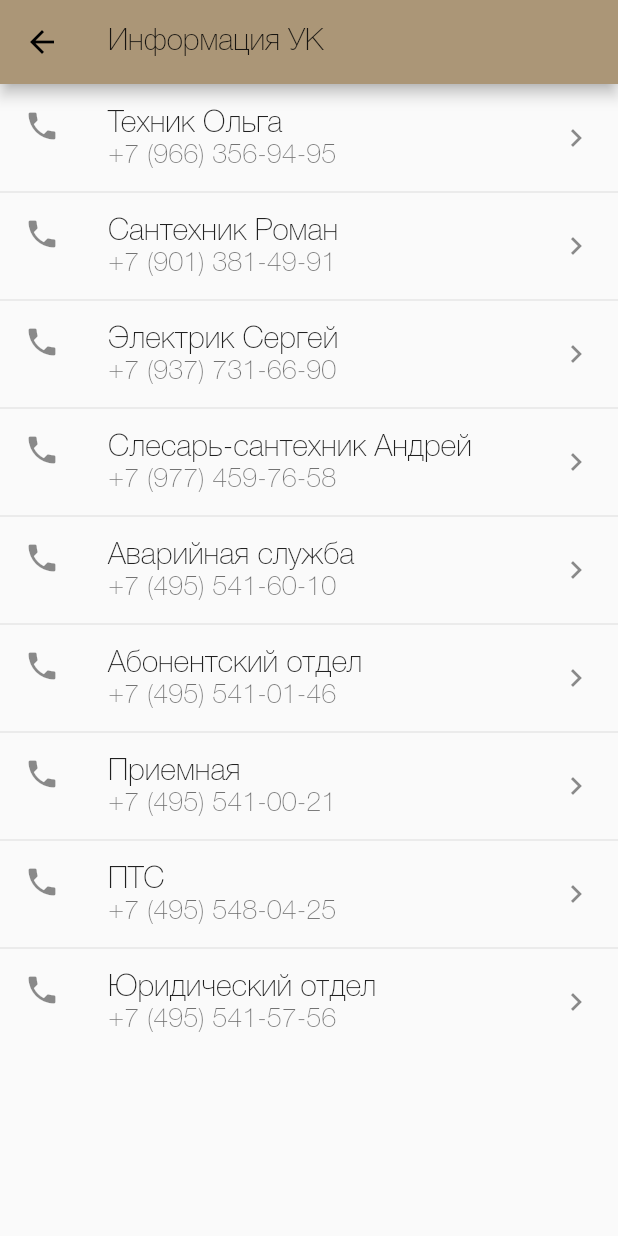
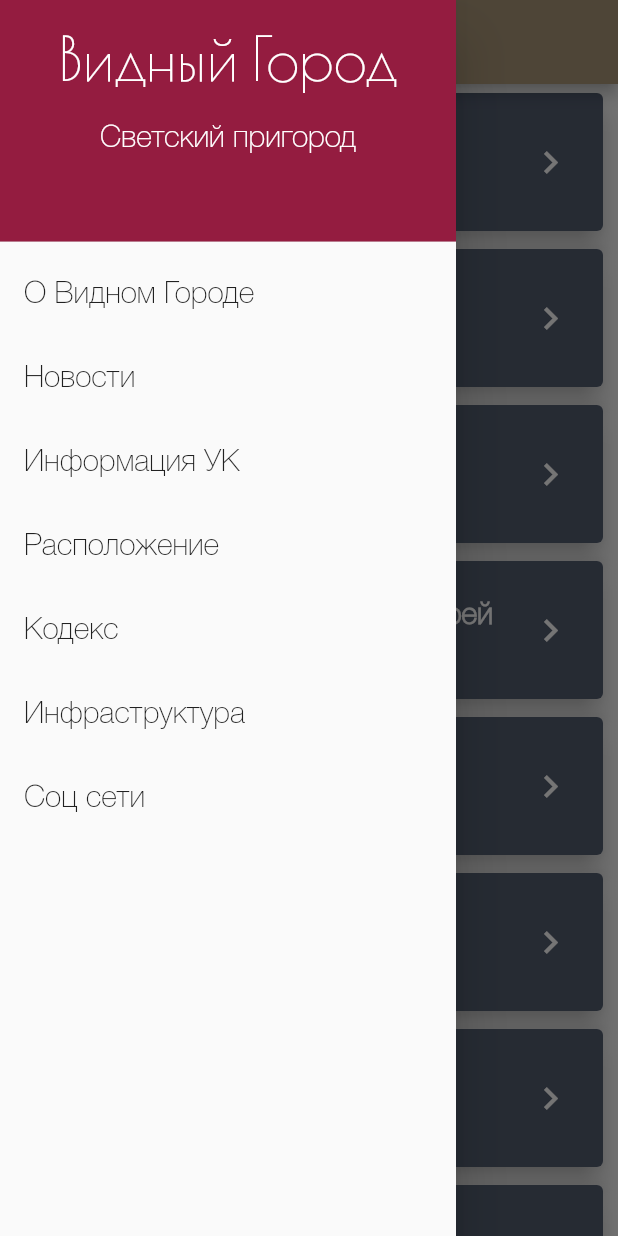
Before and after one commit to pumano/sightly-city, a Flutter app: the ServiceInfoScreen screen opened by its route, with the side drawer open (before the commit the screen has no drawer), on a phone screen of 412 x 824 dp. Run offline on Flutter 3.47's test engine with Material 2 defaults, Android fonts, the phone set to English and light mode, and no system bars; our stand-ins replace flutter_svg.

Commit message:
feat(contacts): add contacts list with basic details

```diff
--- /dev/null
+++ b/lib/models/contact.dart
@@ -0,0 +1,7 @@
+class Contact {
+  String name;
+  String phone;
+  String email;
+
+  Contact({ this.name, this.phone, this.email });
+}
--- /dev/null
+++ b/lib/models/contacts.dart
@@ -0,0 +1,20 @@
+import 'package:sightlycity/models/contact.dart';
+
+List getContacts() {
+  return [
+    Contact(name: "Техник Ольга", phone: "+7 (966) 356-94-95"),
+    Contact(name: 'Сантехник Роман', phone: '+7 (901) 381-49-91'),
+    Contact(name: 'Электрик Сергей', phone: '+7 (937) 731-66-90'),
+    Contact(name: 'Слесарь-сантехник Андрей', phone: '+7 (977) 459-76-58'),
+    //////////////////////
+    Contact(name: 'Аварийная служба', phone: '+7 (495) 541-60-10', email: 'abonent@gkhvidnoe.ru'),
+    Contact(name: 'Абонентский отдел', phone: '+7 (495) 541-01-46'),
+    Contact(name: 'Приемная', phone: '+7 (495) 541-00-21', email: '5410021@mail.ru'),
+    Contact(name: 'ПТС', phone: '+7 (495) 548-04-25', email: 'pts@gkhvidnoe.ru'),
+    Contact(name: 'Юридический отдел', phone: '+7 (495) 541-23-33', email: 'pravo@gkhvidnoe.ru'),
+    Contact(name: 'Отдел кадров', phone: '+7 (495) 541-57-56'),
+    Contact(name: 'Финансово-экономический отдел', phone: '+7 (495) 548-04-34'),
+    Contact(name: 'ЦУ КИПА (домофоны)', phone: '+7 (495) 541-57-56'),
+    Contact(name: 'IT отдел (проблемы с доступом на сайт)', phone: '', email: '4955488977@mail.ru'),
+  ];
+}
--- a/lib/nav_drawer.dart
+++ b/lib/nav_drawer.dart
@@ -40,6 +40,7 @@ class NavigationDrawer extends StatelessWidget {
               // ...
               // Then close the drawer
               Navigator.pop(context);
+              Navigator.of(context).pushReplacementNamed('/');
             },
           ),
           ListTile(
@@ -58,7 +59,7 @@ class NavigationDrawer extends StatelessWidget {
               // ...
               // Then close the drawer
               Navigator.of(context).pop();
-              Navigator.of(context).pushNamed('/serviceinfo');
+              Navigator.of(context).pushReplacementNamed('/serviceinfo');
             },
           ),
           ListTile(
@@ -67,7 +68,8 @@ class NavigationDrawer extends StatelessWidget {
               // Update the state of the app
               // ...
               // Then close the drawer
-              Navigator.pushNamed(context, "/transport");
+              Navigator.of(context).pop();
+              Navigator.pushReplacementNamed(context, "/transport");
             },
           ),
           ListTile(
@@ -76,7 +78,8 @@ class NavigationDrawer extends StatelessWidget {
               // Update the state of the app
               // ...
               // Then close the drawer
-              Navigator.pushNamed(context, "/rules");
+              Navigator.of(context).pop();
+              Navigator.pushReplacementNamed(context, "/rules");
             },
           ),
           ListTile(
--- /dev/null
+++ b/lib/views/contactdetails.screen.dart
@@ -0,0 +1,20 @@
+import 'package:flutter/material.dart';
+import 'package:sightlycity/models/contact.dart';
+
+class ContactDetailsScreen extends StatelessWidget {
+
+  final Contact contact;
+  ContactDetailsScreen({Key key, this.contact}) : super(key: key);
+
+  @override
+  Widget build(BuildContext context) {
+     return Scaffold(
+        appBar: AppBar(
+            title: Text("Детали контакта",
+                style: Theme.of(context).textTheme.subhead)),
+        body: Container(
+          child: Text(contact.name),
+        )
+     );
+  }
+}
--- a/lib/views/rules.screen.dart
+++ b/lib/views/rules.screen.dart
@@ -1,4 +1,5 @@
 import 'package:flutter/material.dart';
+import 'package:sightlycity/nav_drawer.dart';
 
 class RulesScreen extends StatelessWidget {
   const RulesScreen({Key key}) : super(key: key);
@@ -9,6 +10,7 @@ class RulesScreen extends StatelessWidget {
         appBar: AppBar(
           title: Text("Кодекс", style: Theme.of(context).textTheme.subhead),
         ),
+        drawer: NavigationDrawer(),
         body: SingleChildScrollView(
             child: Container(
           padding: EdgeInsets.all(20.0),
--- a/lib/views/serviceinfo.screen.dart
+++ b/lib/views/serviceinfo.screen.dart
@@ -1,7 +1,24 @@
 import 'package:flutter/material.dart';
+import 'package:sightlycity/models/contacts.dart';
+import 'package:sightlycity/nav_drawer.dart';
 
-class ServiceInfoScreen extends StatelessWidget {
+import 'contactdetails.screen.dart';
+
+class ServiceInfoScreen extends StatefulWidget {
   const ServiceInfoScreen({Key key}) : super(key: key);
+
+  @override
+  _ServiceInfoScreenState createState() => _ServiceInfoScreenState();
+}
+
+class _ServiceInfoScreenState extends State<ServiceInfoScreen> {
+  List contacts;
+
+  @override
+  void initState() {
+    contacts = getContacts();
+    super.initState();
+  }
 
   @override
   Widget build(BuildContext context) {
@@ -9,91 +26,56 @@ class ServiceInfoScreen extends StatelessWidget {
         appBar: AppBar(
             title: Text("Информация УК",
                 style: Theme.of(context).textTheme.subhead)),
-        body: ListView(
-            children: ListTile.divideTiles(
-          context: context,
-          tiles: [
-            ListTile(
-                leading: Icon(Icons.phone),
-                title: Text('Техник Ольга'),
-                subtitle: Text('+7 (966) 356-94-95'),
-                trailing: Icon(Icons.keyboard_arrow_right)),
-            ListTile(
-                leading: Icon(Icons.phone),
-                title: Text('Сантехник Роман'),
-                subtitle: Text('+7 (901) 381-49-91'),
-                trailing: Icon(Icons.keyboard_arrow_right)),
-            ListTile(
-                leading: Icon(Icons.phone),
-                title: Text('Электрик Сергей'),
-                subtitle: Text('+7 (937) 731-66-90'),
-                trailing: Icon(Icons.keyboard_arrow_right)),
-            ListTile(
-                leading: Icon(Icons.phone),
-                title: Text('Слесарь-сантехник Андрей'),
-                subtitle: Text('+7 (977) 459-76-58'),
-                trailing: Icon(Icons.keyboard_arrow_right)),
-            //////////////////////
-            ListTile(
-                leading: Icon(Icons.phone),
-                title: Text('Аварийная служба'),
-                subtitle: Text('+7 (495) 541-60-10'),
-                trailing: Icon(Icons.keyboard_arrow_right)),
-            ListTile(
-                leading: Icon(Icons.phone),
-                title: Text('Абонентский отдел'),
-                subtitle: Text('+7 (495) 541-01-46'),
-                trailing: Icon(Icons.keyboard_arrow_right)),
-            ListTile(
-                leading: Icon(Icons.phone),
-                title: Text('Приемная'),
-                subtitle: Text('+7 (495) 541-00-21'),
-                trailing: Icon(Icons.keyboard_arrow_right)),
-            ListTile(
-                leading: Icon(Icons.phone),
-                title: Text('ПТС'),
-                subtitle: Text('+7 (495) 548-04-25'),
-                trailing: Icon(Icons.keyboard_arrow_right)),
-            ListTile(
-                leading: Icon(Icons.phone),
-                title: Text('Юридический отдел'),
-                subtitle: Text('+7 (495) 541-57-56'),
-                trailing: Icon(Icons.keyboard_arrow_right)),
-          ],
-        ).toList())
+        drawer: NavigationDrawer(),
+        body: Container(
+          child: ListView.builder(
+              scrollDirection: Axis.vertical,
+              shrinkWrap: true,
+              itemCount: contacts.length,
+              itemBuilder: (BuildContext context, int index) {
+                return Card(
+                  elevation: 8.0,
+                  margin: EdgeInsets.symmetric(horizontal: 10.0, vertical: 6.0),
+                  child: Container(
+                      decoration: BoxDecoration(
+                          color: Color.fromRGBO(64, 75, 96, .9),
+                          borderRadius: BorderRadius.circular(4.0)),
+                      child: ListTile(
+                        contentPadding: EdgeInsets.symmetric(
+                            horizontal: 20.0, vertical: 10.0),
+                        leading: Container(
+                          padding: EdgeInsets.only(right: 12.0),
+                          decoration: BoxDecoration(
+                              border: Border(
+                                  right: BorderSide(
+                                      width: 1.0, color: Colors.white24))),
+                          child: Icon(Icons.phone, color: Colors.green),
+                        ),
+                        title: Text(
+                          contacts[index].name,
+                          style: TextStyle(
+                              color: Colors.white, fontWeight: FontWeight.bold),
+                        ),
+                        // subtitle: Text("Intermediate", style: TextStyle(color: Colors.white)),
 
-        /*
-Техник Ольга +7-966-356-94-95
-Сантехник Роман +7-901-381-49-91
-Электрик Сергей +7-937-731-66-90
-Слесарь-сантехник Андрей +7-977-459-76-58
-Аварийная служба
-8(495) 541 60 10
-Абонентский отдел
-8(495) 541 01 46
-abonent@gkhvidnoe.ru
-Приемная
-8(495) 541 00 21
-5410021@mail.ru
-ПТС (производственно-техническая служба)
-8(495) 548 04 25
-8(495) 541 26 65
-8(495) 541 39 11
-8(495) 548 03 44
-pts@gkhvidnoe.ru
-Юридический отдел
-8(495) 541 23 33
-pravo@gkhvidnoe.ru
-Кадры
-8(495) 541 57 56
-ФЭО (Финансово-экономический отдел)
-8(495) 548 04 34
-ЦУ КИПА (домофоны)
-8(495) 541 57 76
-IT отдел (проблемы с доступом на сайт)
-4955488977@mail.ru
-*/
-
-        );
+                        subtitle: Row(
+                          children: <Widget>[
+                            Text(contacts[index].phone,
+                                style: TextStyle(color: Colors.white))
+                          ],
+                        ),
+                        trailing: Icon(Icons.keyboard_arrow_right,
+                            color: Colors.white, size: 30.0),
+                        onTap: () {
+                          Navigator.push(
+                              context,
+                              MaterialPageRoute(
+                                  builder: (context) => ContactDetailsScreen(
+                                      contact: contacts[index])));
+                        },
+                      )),
+                );
+              }),
+        ));
   }
 }
--- a/lib/views/transport.screen.dart
+++ b/lib/views/transport.screen.dart
@@ -1,4 +1,5 @@
 import 'package:flutter/material.dart';
+import 'package:sightlycity/nav_drawer.dart';
 
 class TransportScreen extends StatelessWidget {
   const TransportScreen({Key key}) : super(key: key);
@@ -9,6 +10,7 @@ class TransportScreen extends StatelessWidget {
         appBar: AppBar(
           title: Text("Как добраться", style: Theme.of(context).textTheme.subhead),
         ),
+        drawer: NavigationDrawer(),
         body: SingleChildScrollView(
             child: Container(
           padding: EdgeInsets.all(20.0),
```
